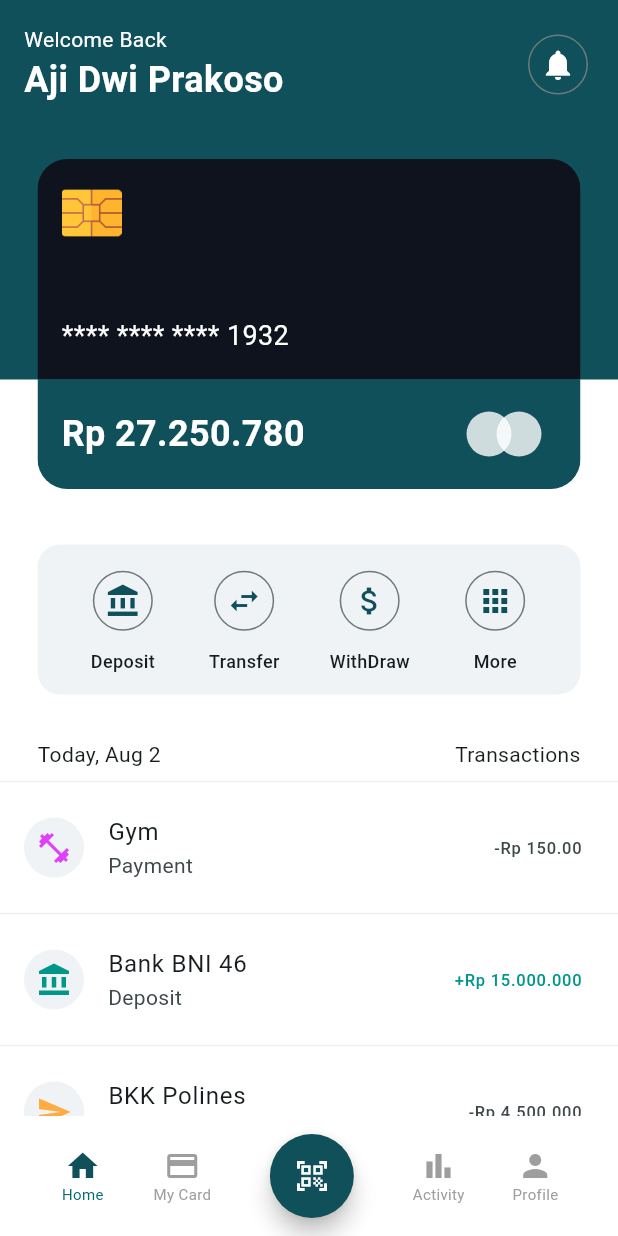
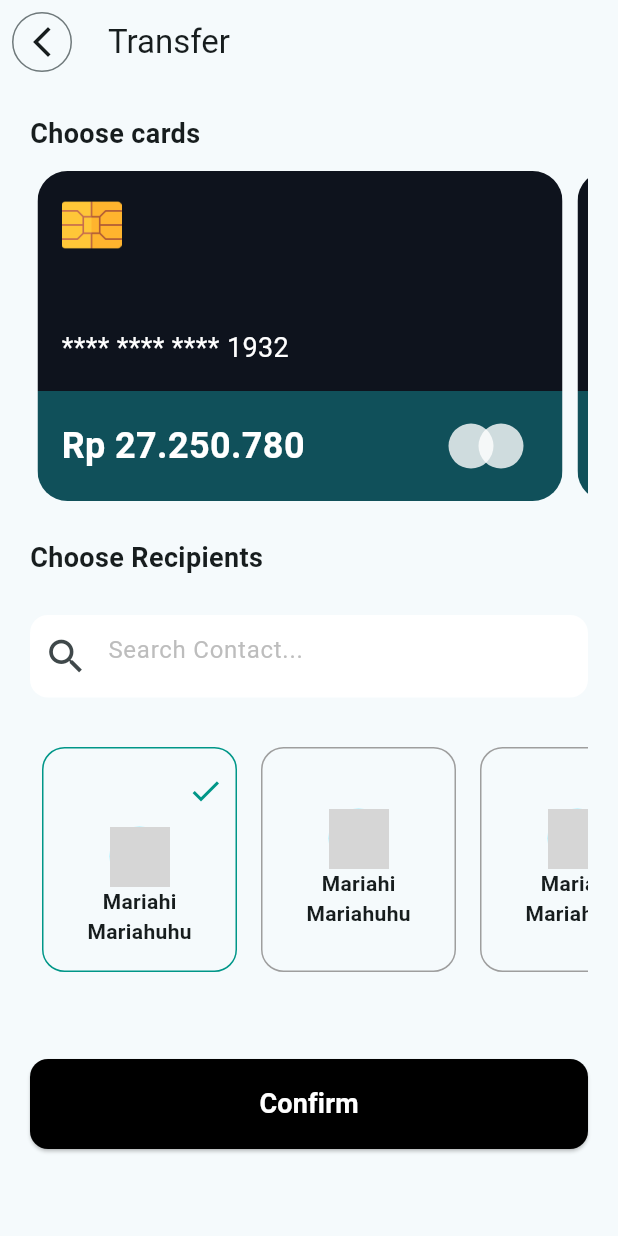
Before and after one commit to ajidwi02/fuluApp, a Flutter app: the screen it shows after launch, after a tap on the "swap horiz" icon, on a phone screen of 412 x 824 dp. Run offline on Flutter 3.47's test engine with Material 3 defaults, Android fonts, the phone set to English and light mode, and no system bars; our stand-ins replace fl_chart; grey boxes are pictures that could not be loaded.

Commit message:
update Action Button for Transfer

```diff
--- /dev/null
+++ b/lib/pages/transfer_money.dart
@@ -0,0 +1,159 @@
+import 'package:fintech_app/pages/top_up.dart';
+import 'package:fintech_app/widget/credit_card.dart';
+import 'package:flutter/material.dart';
+
+class TransferMoney extends StatelessWidget {
+  const TransferMoney({super.key});
+
+  @override
+  Widget build(BuildContext context) {
+    return Scaffold(
+      appBar: AppBar(
+        leading: IconButton.outlined(
+          onPressed: () => Navigator.pop(context),
+          icon: const Icon(Icons.arrow_back_ios_new),
+        ),
+        title: const Text("Transfer"),
+      ),
+      body: SingleChildScrollView(
+        padding: const EdgeInsets.all(20),
+        child: Column(
+          children: [
+            Column(
+              crossAxisAlignment: CrossAxisAlignment.start,
+              children: [
+                const Text(
+                  "Choose cards",
+                  style: TextStyle(fontSize: 18, fontWeight: FontWeight.bold),
+                ),
+                const SizedBox(height: 12),
+                SingleChildScrollView(
+                  scrollDirection: Axis.horizontal,
+                  child: Row(
+                    children: List.generate(
+                      3,
+                      (index) => const Padding(
+                        padding: EdgeInsets.symmetric(horizontal: 5.0),
+                        child: CreditCard(),
+                      ),
+                    ),
+                  ),
+                )
+              ],
+            ),
+            const SizedBox(
+              height: 25,
+            ),
+            Column(
+              crossAxisAlignment: CrossAxisAlignment.start,
+              children: [
+                const Text(
+                  "Choose Recipients",
+                  style: TextStyle(fontSize: 18, fontWeight: FontWeight.bold),
+                ),
+                const SizedBox(height: 25),
+                Container(
+                  width: double.infinity,
+                  height: 55,
+                  alignment: Alignment.center,
+                  decoration: BoxDecoration(
+                      color: Colors.white,
+                      borderRadius: BorderRadius.circular(12)),
+                  child: TextField(
+                    decoration: InputDecoration(
+                        hintText: 'Search Contact...',
+                        hintStyle: TextStyle(color: Colors.grey[400]),
+                        border: InputBorder.none,
+                        prefixIcon: const Icon(
+                          Icons.search,
+                          size: 30,
+                        )),
+                  ),
+                ),
+                const SizedBox(height: 25),
+                SingleChildScrollView(
+                  scrollDirection: Axis.horizontal,
+                  child: Row(
+                    children: List.generate(
+                      3,
+                      (index) => Padding(
+                        padding: const EdgeInsets.all(8.0),
+                        child: Container(
+                          width: 130,
+                          height: 150,
+                          decoration: BoxDecoration(
+                            borderRadius: BorderRadius.circular(15),
+                            border: Border.all(
+                              color: index == 0 ? Colors.teal : Colors.grey,
+                            ),
+                          ),
+                          child: Column(
+                            mainAxisAlignment: MainAxisAlignment.center,
+                            children: [
+                              index == 0
+                                  ? const Padding(
+                                      padding:
+                                          EdgeInsets.symmetric(horizontal: 8.0),
+                                      child: Row(
+                                        mainAxisAlignment:
+                                            MainAxisAlignment.end,
+                                        children: [
+                                          Icon(
+                                            Icons.check,
+                                            color: Colors.teal,
+                                          )
+                                        ],
+                                      ),
+                                    )
+                                  : const SizedBox(),
+                              const SizedBox(height: 12),
+                              const CircleAvatar(
+                                radius: 20,
+                                backgroundImage:
+                                    AssetImage('assets/person.jpg'),
+                              ),
+                              const Text(
+                                "Mariahi",
+                                style: TextStyle(fontWeight: FontWeight.bold),
+                              ),
+                              const Text(
+                                "Mariahuhu",
+                                style: TextStyle(fontWeight: FontWeight.bold),
+                              ),
+                            ],
+                          ),
+                        ),
+                      ),
+                    ),
+                  ),
+                ),
+                const SizedBox(
+                  height: 50,
+                ),
+                ElevatedButton(
+                  onPressed: () {
+                    Navigator.push(
+                        context,
+                        MaterialPageRoute(
+                            builder: (context) => const TopUpPage()));
+                  },
+                  style: ElevatedButton.styleFrom(
+                    backgroundColor: Colors.black,
+                    foregroundColor: Colors.white,
+                    fixedSize: const Size(double.maxFinite, 60),
+                    shape: RoundedRectangleBorder(
+                        borderRadius: BorderRadius.circular(12)),
+                  ),
+                  child: const Text(
+                    "Confirm",
+                    style: TextStyle(fontSize: 18, fontWeight: FontWeight.bold),
+                  ),
+                )
+              ],
+            )
+          ],
+        ),
+      ),
+    );
+  }
+}
--- a/lib/widget/action_button.dart
+++ b/lib/widget/action_button.dart
@@ -1,4 +1,7 @@
+import 'package:fintech_app/pages/transfer_money.dart';
 import 'package:flutter/material.dart';
+
+import '../pages/deposit_money.dart';
 
 class ActionButtons extends StatelessWidget {
   const ActionButtons({super.key});
@@ -14,24 +17,38 @@ class ActionButtons extends StatelessWidget {
         decoration: BoxDecoration(
             color: const Color.fromARGB(255, 239, 243, 245),
             borderRadius: BorderRadius.circular(15)),
-        child: const Row(
+        child: Row(
           mainAxisAlignment: MainAxisAlignment.spaceEvenly,
           children: [
             ActionButton(
               icon: Icons.account_balance,
               label: 'Deposit',
+              onPressed: () {
+                Navigator.push(
+                    context,
+                    MaterialPageRoute(
+                        builder: (context) => const DepositMoney()));
+              },
             ),
             ActionButton(
               icon: Icons.swap_horiz,
               label: 'Transfer',
+              onPressed: () {
+                Navigator.push(
+                    context,
+                    MaterialPageRoute(
+                        builder: (context) => const TransferMoney()));
+              },
             ),
             ActionButton(
               icon: Icons.attach_money,
               label: 'WithDraw',
+              onPressed: () {},
             ),
             ActionButton(
               icon: Icons.apps_sharp,
               label: 'More',
+              onPressed: () {},
             ),
           ],
         ),
@@ -41,10 +58,12 @@ class ActionButtons extends StatelessWidget {
 }
 
 class ActionButton extends StatelessWidget {
-  const ActionButton({super.key, required this.icon, required this.label});
+  const ActionButton(
+      {super.key, required this.icon, required this.label, this.onPressed});
 
   final IconData icon;
   final String label;
+  final void Function()? onPressed;
 
   @override
   Widget build(BuildContext context) {
@@ -52,7 +71,7 @@ class ActionButton extends StatelessWidget {
       mainAxisAlignment: MainAxisAlignment.center,
       children: [
         IconButton.outlined(
-          onPressed: () {},
+          onPressed: onPressed,
           icon: Icon(icon, color: const Color.fromARGB(255, 16, 80, 90)),
         ),
         const SizedBox(
--- a/lib/widget/credit_card.dart
+++ b/lib/widget/credit_card.dart
@@ -7,6 +7,7 @@ class CreditCard extends StatelessWidget {
   Widget build(BuildContext context) {
     return Container(
       height: 220,
+      width: 350,
       decoration: BoxDecoration(borderRadius: BorderRadius.circular(20)),
       child: ClipRRect(
         borderRadius: BorderRadius.circular(20),
--- a/pubspec.yaml
+++ b/pubspec.yaml
@@ -64,6 +64,11 @@ flutter:
     - assets/Mar.jpg
     - assets/card-design.jpg
     - assets/back-card1.jpg
+    - assets/bri.jpg
+    - assets/bni.png
+    - assets/paypal.png
+    - assets/doku.png
+    - assets/faspay.jpg
 
   # An image asset can refer to one or more resolution-specific "variants", see
   # https://flutter.dev/assets-and-images/#resolution-aware
```
Also changed, not shown: lib/pages/deposit_money.dart (added, +35 -0 lines), lib/pages/top_up.dart (added, +185 -0 lines), assets/bni.png (added), assets/bri.jpg (added), assets/doku.png (added), assets/faspay.jpg (added), assets/paypal.png (added).
